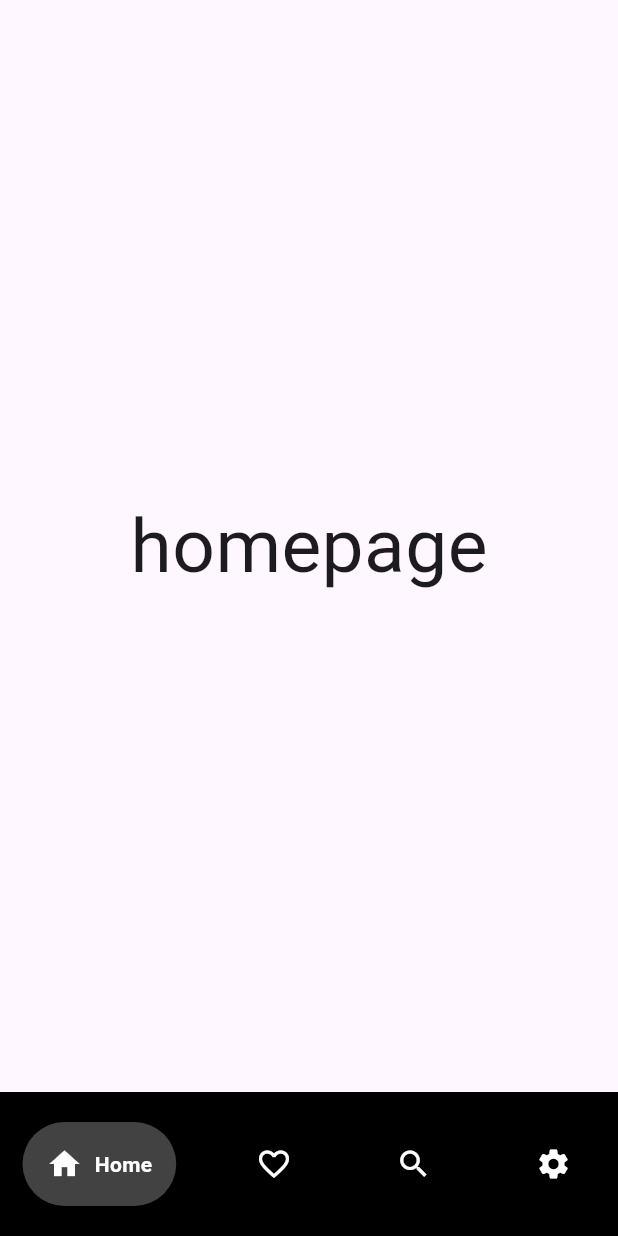
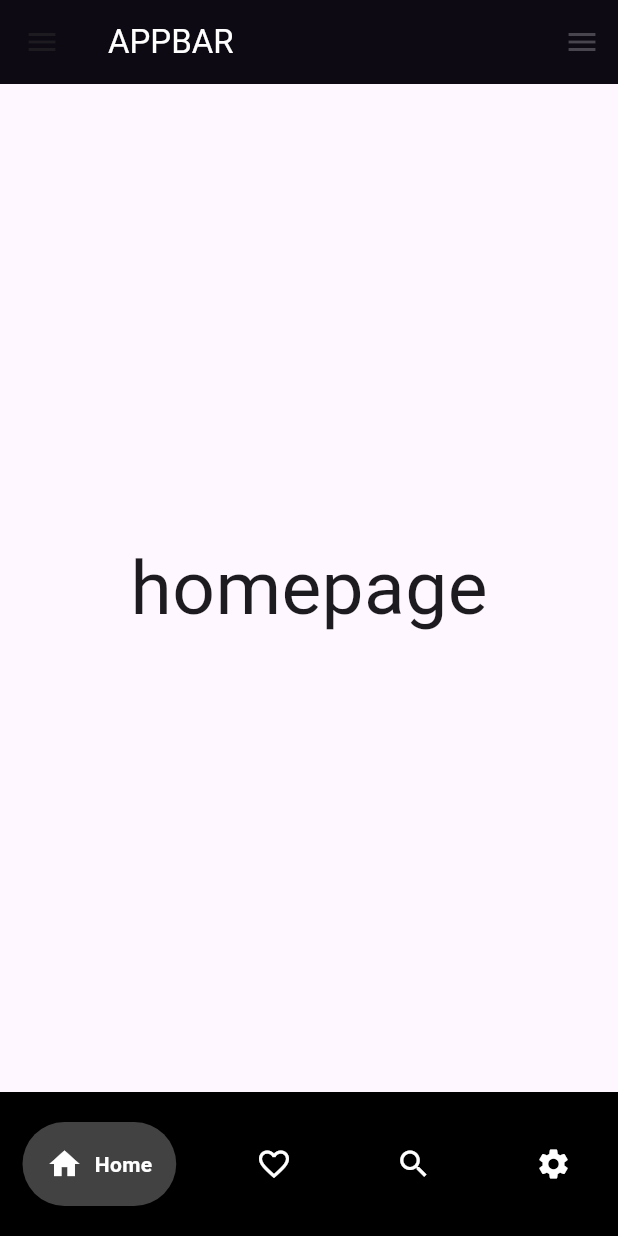
Before and after one commit to Giulia-Danso/beginning, a Flutter app: the screen it shows after launch, on a phone screen of 412 x 824 dp. Run offline on Flutter 3.47's test engine with Material 3 defaults, Android fonts, the phone set to English and light mode, and no system bars; drawn by our look-alikes of google_nav_bar.

Commit message:
initial commit

```diff
--- a/lib/homepage.dart
+++ b/lib/homepage.dart
@@ -1,5 +1,7 @@
 import 'package:flutter/material.dart';
 import 'package:google_nav_bar/google_nav_bar.dart';
+import 'package:letscode/pages/first_page.dart';
+import 'package:letscode/pages/second_page.dart';
 
 class HomePage extends StatefulWidget {
   const HomePage({super.key});
@@ -39,6 +41,63 @@ class _HomePageState extends State<HomePage> {
   @override
   Widget build(BuildContext context) {
     return Scaffold(
+      appBar: AppBar(
+        backgroundColor: Colors.black,
+        elevation: 8,
+        title: const Text(
+          'APPBAR',
+          style: TextStyle(
+            color: Colors.white,
+          ),
+        ),
+      ),
+      drawer: Drawer(
+        backgroundColor: Colors.white,
+        child: Container(
+          color: Colors.grey,
+          child: ListView(
+            children: [
+              const DrawerHeader(
+                child: Center(
+                  child: Text(
+                    'LOGO',
+                    style: TextStyle(fontSize: 35),
+                  ),
+                ),
+              ),
+              ListTile(
+                leading: const Icon(Icons.abc),
+                title: const Text(
+                  'Page 1',
+                  style: TextStyle(
+                    fontSize: 20,
+                  ),
+                ),
+                onTap: () {
+                  // navigate to a different page
+                  Navigator.of(context).push(
+                      MaterialPageRoute(builder: (context) => FirstPage()));
+                },
+              ),
+              ListTile(
+                leading: const Icon(Icons.abc),
+                title: const Text(
+                  'Page 2',
+                  style: TextStyle(
+                    fontSize: 20,
+                  ),
+                ),
+                onTap: () {
+                  // navigate to a different page
+                  Navigator.of(context).push(
+                      MaterialPageRoute(builder: (context) => SecondPage()));
+                },
+              ),
+            ],
+          ),
+        ),
+      ),
+      endDrawer: Drawer(),
       body: _pages[_selectedIndex],
       bottomNavigationBar: Container(
         color: Colors.black,
```
Also changed, not shown: lib/pages/first_page.dart (added, +66 -0 lines), lib/pages/second_page.dart (added, +60 -0 lines), lib/tabs/first_tab.dart (added, +18 -0 lines), lib/tabs/second_tab.dart (added, +18 -0 lines), lib/tabs/third_tab.dart (added, +18 -0 lines).
